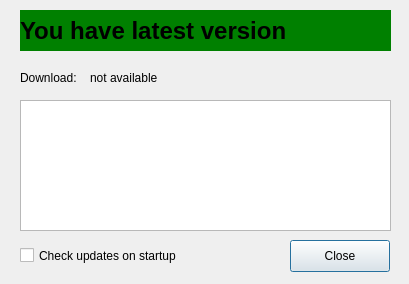
Qt form launcher/updatedialog_moc.ui (vcmi/vcmi) before a commit.
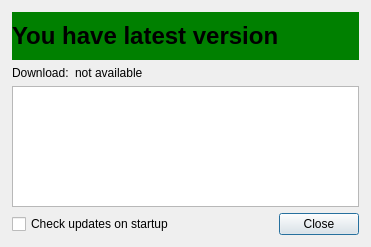
The same form after that commit.

Commit message: Autoscale for the dialog

Patch:
```diff
--- a/launcher/updatedialog_moc.ui
+++ b/launcher/updatedialog_moc.ui
@@ -6,34 +6,58 @@
    <rect>
     <x>0</x>
     <y>0</y>
-    <width>409</width>
-    <height>284</height>
+    <width>371</width>
+    <height>247</height>
    </rect>
   </property>
+  <property name="sizePolicy">
+   <sizepolicy hsizetype="Preferred" vsizetype="Preferred">
+    <horstretch>0</horstretch>
+    <verstretch>0</verstretch>
+   </sizepolicy>
+  </property>
+  <property name="minimumSize">
+   <size>
+    <width>371</width>
+    <height>247</height>
+   </size>
+  </property>
   <property name="windowTitle">
    <string/>
   </property>
-  <widget class="QCheckBox" name="checkOnStartup">
-   <property name="geometry">
-    <rect>
-     <x>20</x>
-     <y>240</y>
-     <width>201</width>
-     <height>31</height>
-    </rect>
+  <layout class="QGridLayout" name="gridLayout">
+   <property name="leftMargin">
+    <number>12</number>
    </property>
+   <property name="topMargin">
+    <number>12</number>
+   </property>
+   <property name="rightMargin">
+    <number>12</number>
+   </property>
+   <property name="bottomMargin">
+    <number>12</number>
+   </property>
+   <item row="1" column="0">
+    <widget class="QLabel" name="downloadLabel">
    <property name="text">
-    <string>Check updates on startup</string>
-   </property>
-  </widget>
+      <string>Download:</string>
+     </property>
+    </widget>
+   </item>
+   <item row="0" column="0" colspan="5">
   <widget class="QLabel" name="versionLabel">
-   <property name="geometry">
-    <rect>
-     <x>20</x>
-     <y>10</y>
-     <width>371</width>
-     <height>41</height>
-    </rect>
+     <property name="sizePolicy">
+      <sizepolicy hsizetype="Expanding" vsizetype="Fixed">
+       <horstretch>0</horstretch>
+       <verstretch>0</verstretch>
+      </sizepolicy>
+     </property>
+     <property name="minimumSize">
+      <size>
+       <width>0</width>
+       <height>48</height>
+      </size>
    </property>
    <property name="font">
     <font>
@@ -54,44 +78,44 @@
     <string>You have latest version</string>
    </property>
   </widget>
+   </item>
+   <item row="2" column="0" colspan="5">
   <widget class="QPlainTextEdit" name="plainTextEdit">
-   <property name="geometry">
-    <rect>
-     <x>20</x>
-     <y>100</y>
-     <width>371</width>
-     <height>131</height>
-    </rect>
-   </property>
    <property name="readOnly">
     <bool>true</bool>
    </property>
    <property name="plainText">
-    <string>
-</string>
-   </property>
-  </widget>
-  <widget class="QLabel" name="downloadLabel">
-   <property name="geometry">
-    <rect>
-     <x>20</x>
-     <y>70</y>
-     <width>61</width>
-     <height>16</height>
-    </rect>
+      <string/>
+     </property>
+    </widget>
+   </item>
+   <item row="3" column="3" colspan="2">
+    <widget class="QPushButton" name="closeButton">
+     <property name="sizePolicy">
+      <sizepolicy hsizetype="Preferred" vsizetype="Fixed">
+       <horstretch>0</horstretch>
+       <verstretch>0</verstretch>
+      </sizepolicy>
    </property>
    <property name="text">
-    <string>Download:</string>
-   </property>
-  </widget>
+      <string>Close</string>
+     </property>
+    </widget>
+   </item>
+   <item row="3" column="0" colspan="2">
+    <widget class="QCheckBox" name="checkOnStartup">
+     <property name="text">
+      <string>Check updates on startup</string>
+     </property>
+    </widget>
+   </item>
+   <item row="1" column="1">
   <widget class="QLabel" name="downloadLink">
-   <property name="geometry">
-    <rect>
-     <x>90</x>
-     <y>70</y>
-     <width>291</width>
-     <height>16</height>
-    </rect>
+     <property name="sizePolicy">
+      <sizepolicy hsizetype="Expanding" vsizetype="Preferred">
+       <horstretch>0</horstretch>
+       <verstretch>0</verstretch>
+      </sizepolicy>
    </property>
    <property name="text">
     <string>not available</string>
@@ -103,19 +127,8 @@
     <set>Qt::TextBrowserInteraction</set>
    </property>
   </widget>
-  <widget class="QPushButton" name="closeButton">
-   <property name="geometry">
-    <rect>
-     <x>290</x>
-     <y>240</y>
-     <width>100</width>
-     <height>32</height>
-    </rect>
-   </property>
-   <property name="text">
-    <string>Close</string>
-   </property>
-  </widget>
+   </item>
+  </layout>
  </widget>
  <resources/>
  <connections/>
```
Lines whose indentation alone changed are shown as unchanged.
